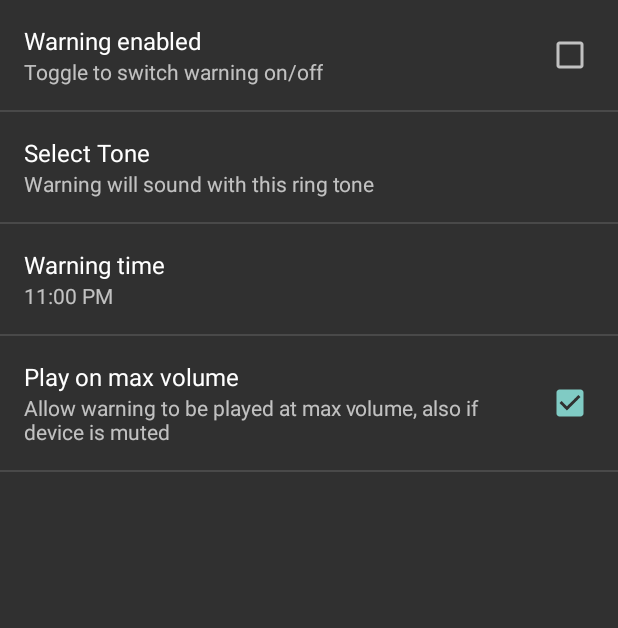
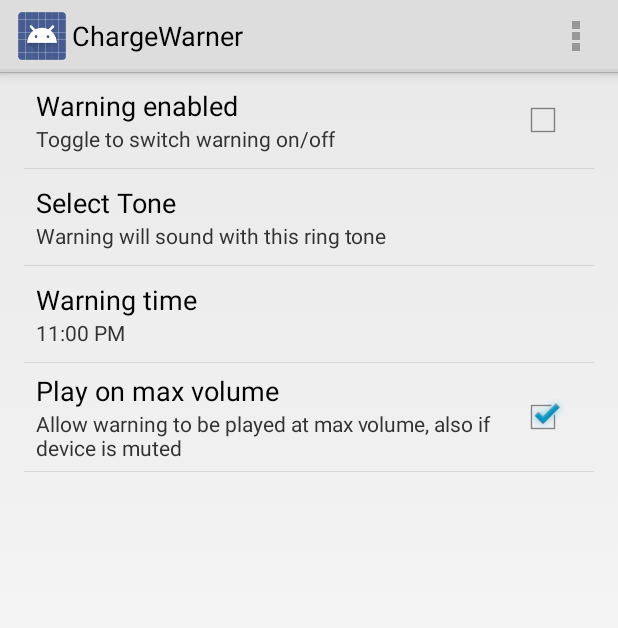
Before and after one commit to kenny999/gitapps, an Android app: the screen it shows after launch (MainActivity), on a phone screen of 412 x 824 dp. Shown: the top 628 px of the screen. Run offline under Robolectric (Android 15) with nearby library versions, the phone set to English and light mode, and no system bars.

Commit message:
first version

```diff
--- a/ChargeWarner/app/src/main/res/values/styles.xml
+++ b/ChargeWarner/app/src/main/res/values/styles.xml
@@ -1,6 +1,7 @@
 <resources>
     <!--style name="AppBaseTheme" parent="android:Theme.Holo.Light"-->
-    <style name="AppBaseTheme" parent="Theme.AppCompat">
+    <style name="AppBaseTheme" parent="android:Theme.Holo.Light">
+        <!--style name="AppBaseTheme" parent="Theme.AppCompat"-->
         <!--
             Theme customizations available in newer API levels can go in
             res/values-vXX/styles.xml, while customizations related to
```
